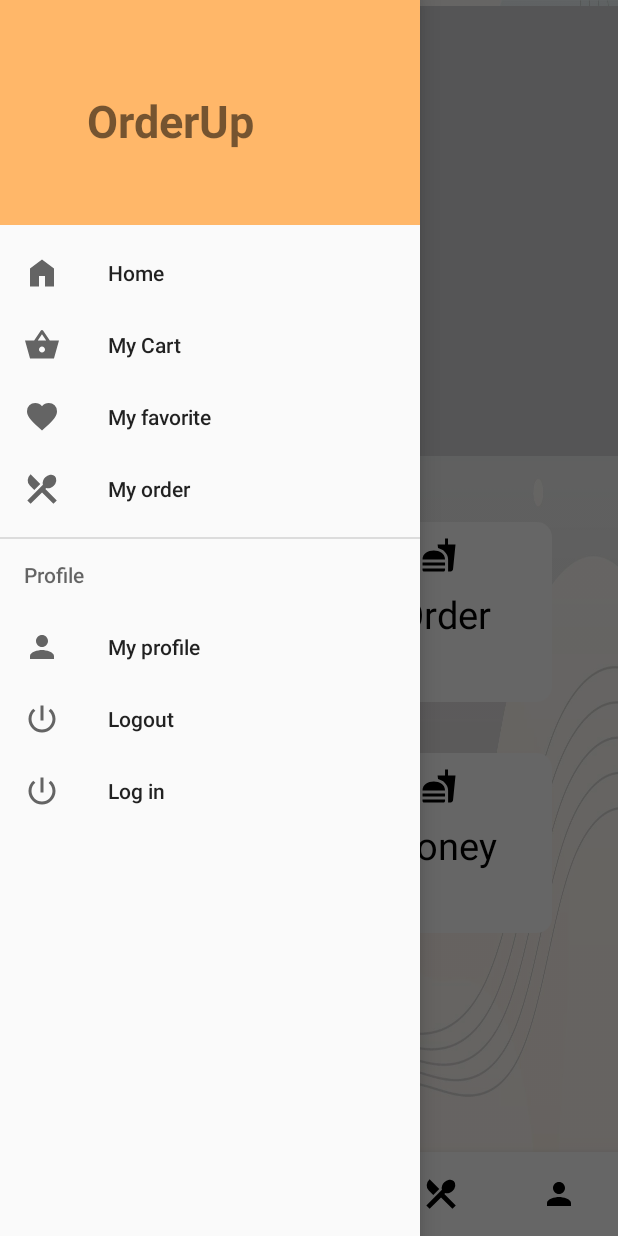
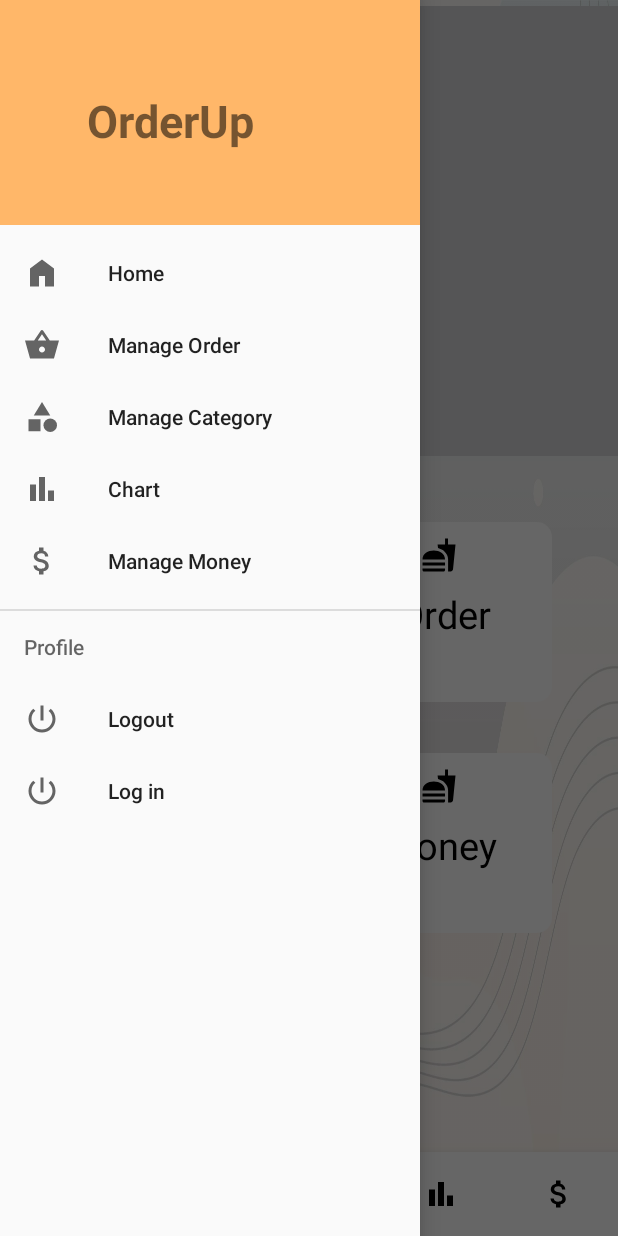
Before and after one commit to khanhduy74105/third-base-prj-android, an Android app: the AboutRestaurantFragment screen opened directly, with no data from a screen before it, with the side drawer open, on a phone screen of 412 x 824 dp. Run offline under Robolectric (Android 15) with nearby library versions, the phone set to English and light mode, and no system bars; our stand-ins replace Firebase (no records; nobody signed in at launch, a user with empty details on screens opened directly).

Commit message:
update icon

```diff
--- a/app/src/main/res/drawable/baseline_attach_money_24.xml
+++ b/app/src/main/res/drawable/baseline_attach_money_24.xml
@@ -1,4 +1,4 @@
-<vector android:height="24dp" android:tint="#000000"
+<vector android:height="24dp" android:tint="#FFFFFF"
     android:viewportHeight="24" android:viewportWidth="24"
     android:width="24dp" xmlns:android="http://schemas.android.com/apk/res/android">
     <path android:fillColor="@android:color/white" android:pathData="M11.8,10.9c-2.27,-0.59 -3,-1.2 -3,-2.15 0,-1.09 1.01,-1.85 2.7,-1.85 1.78,0 2.44,0.85 2.5,2.1h2.21c-0.07,-1.72 -1.12,-3.3 -3.21,-3.81V3h-3v2.16c-1.94,0.42 -3.5,1.68 -3.5,3.61 0,2.31 1.91,3.46 4.7,4.13 2.5,0.6 3,1.48 3,2.41 0,0.69 -0.49,1.79 -2.7,1.79 -2.06,0 -2.87,-0.92 -2.98,-2.1h-2.2c0.12,2.19 1.76,3.42 3.68,3.83V21h3v-2.15c1.95,-0.37 3.5,-1.5 3.5,-3.55 0,-2.84 -2.43,-3.81 -4.7,-4.4z"/>
--- /dev/null
+++ b/app/src/main/res/drawable/baseline_bar_chart_24.xml
@@ -0,0 +1,7 @@
+<vector android:height="24dp" android:tint="#FFFFFF"
+    android:viewportHeight="24" android:viewportWidth="24"
+    android:width="24dp" xmlns:android="http://schemas.android.com/apk/res/android">
+    <path android:fillColor="@android:color/white" android:pathData="M4,9h4v11h-4z"/>
+    <path android:fillColor="@android:color/white" android:pathData="M16,13h4v7h-4z"/>
+    <path android:fillColor="@android:color/white" android:pathData="M10,4h4v16h-4z"/>
+</vector>
--- /dev/null
+++ b/app/src/main/res/drawable/baseline_category_24.xml
@@ -0,0 +1,7 @@
+<vector android:height="24dp" android:tint="#FFFFFF"
+    android:viewportHeight="24" android:viewportWidth="24"
+    android:width="24dp" xmlns:android="http://schemas.android.com/apk/res/android">
+    <path android:fillColor="@android:color/white" android:pathData="M12,2l-5.5,9h11z"/>
+    <path android:fillColor="@android:color/white" android:pathData="M17.5,17.5m-4.5,0a4.5,4.5 0,1 1,9 0a4.5,4.5 0,1 1,-9 0"/>
+    <path android:fillColor="@android:color/white" android:pathData="M3,13.5h8v8H3z"/>
+</vector>
--- a/app/src/main/res/layout/activity_restaurant_dashboard.xml
+++ b/app/src/main/res/layout/activity_restaurant_dashboard.xml
@@ -14,7 +14,7 @@
         android:layout_width="wrap_content"
         android:layout_height="match_parent"
         app:headerLayout="@layout/headermenurestaurant"
-        app:menu="@menu/main_drawer_menu"
+        app:menu="@menu/menu_restaurant"
         android:layout_gravity="start"
         android:fitsSystemWindows="true"
         android:id="@+id/nav_view"
--- a/app/src/main/res/layout/fragment_about_restaurant.xml
+++ b/app/src/main/res/layout/fragment_about_restaurant.xml
@@ -77,7 +77,7 @@
             android:drawableTop="@drawable/baseline_fastfood_24"
             android:drawablePadding="10dp"
             android:padding="10dp"
-            android:text="money"
+            android:text="Money"
             android:textAlignment="center"
             android:textColor="@color/black"
             android:textSize="25dp"
@@ -95,7 +95,7 @@
             android:drawablePadding="10dp"
             android:padding="10dp"
 
-            android:text="thongke"
+            android:text="Statistical"
             android:textAlignment="center"
             android:textColor="@color/black"
             android:textSize="25dp"
--- a/app/src/main/res/menu/menu_bottom_restaurant.xml
+++ b/app/src/main/res/menu/menu_bottom_restaurant.xml
@@ -6,18 +6,18 @@
         />
     <item android:id="@+id/tag_cart"
         android:icon="@drawable/ic_shopping_basket"
-        android:title="@string/tag_cart"
+        android:title="Order"
         />
     <item android:id="@+id/tag_favorite"
-        android:icon="@drawable/ic_favorite"
-        android:title="@string/tag_favorite"
+        android:icon="@drawable/baseline_category_24"
+        android:title="Category"
         />
     <item android:id="@+id/tag_order"
-        android:icon="@drawable/ic_restaurant"
+        android:icon="@drawable/baseline_bar_chart_24"
         android:title="@string/tag_order"
         />
     <item android:id="@+id/tag_profile"
-        android:icon="@drawable/ic_person_white"
-        android:title="@string/tag_user"
+        android:icon="@drawable/baseline_attach_money_24"
+        android:title="Money"
         />
 </menu>
--- a/app/src/main/res/menu/menu_restaurant.xml
+++ b/app/src/main/res/menu/menu_restaurant.xml
@@ -13,19 +13,20 @@
             />
         <item
             android:id="@+id/nav_favorite"
-            android:title="Manage Food"
-            android:icon="@drawable/ic_favorite"
+            android:title="Manage Category"
+            android:icon="@drawable/baseline_category_24"
             />
         <item
             android:id="@+id/nav_order"
             android:title="Chart"
-            android:icon="@drawable/ic_restaurant"
+            android:icon="@drawable/baseline_bar_chart_24"
             />
         <item
-            android:id="@+id/nav_profile"
+            android:id="@+id/nav_money"
             android:title="Manage Money"
-            android:icon="@drawable/ic_person_white"
+            android:icon="@drawable/baseline_attach_money_24"
             />
+
     </group>
     <group android:checkableBehavior="single">
         <item
```
